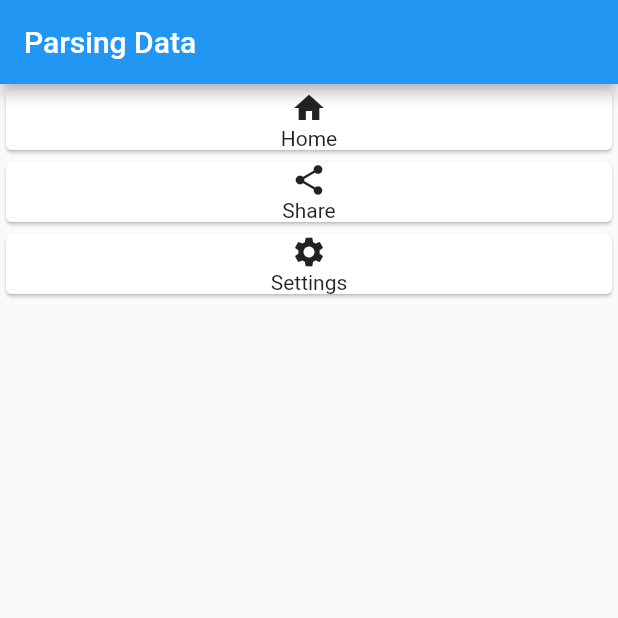
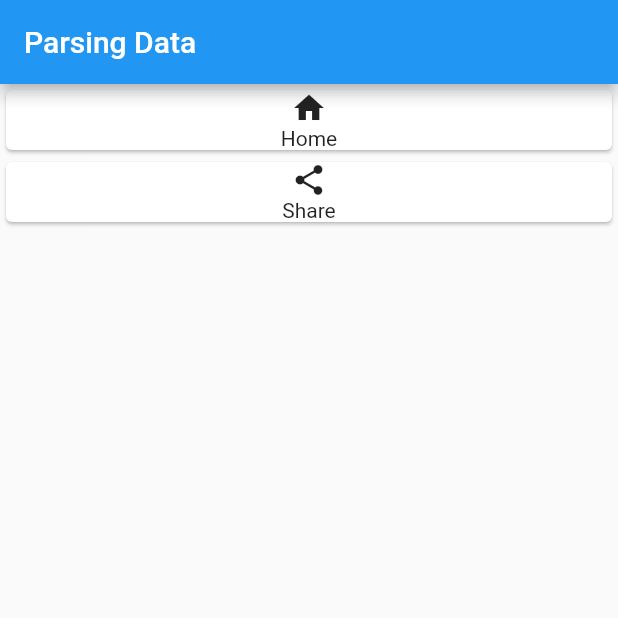
Before and after one commit to triartainyoman/test_github, a Flutter app: the screen it shows after launch, on a phone screen of 412 x 824 dp, the top half of it. Run offline on Flutter 3.47's test engine with Material 2 defaults, Android fonts, the phone set to English and light mode, and no system bars.

Commit message:
test ssh

```diff
--- a/lib/main.dart
+++ b/lib/main.dart
@@ -28,7 +28,6 @@ class MyHomePage extends StatelessWidget {
           children: [
             ReusableCard(icon: Icons.home, title: "Home",),
             ReusableCard(icon: Icons.share, title: "Share",),
-            ReusableCard(icon: Icons.settings, title: "Settings",),
           ],
         ),
       ),
```
